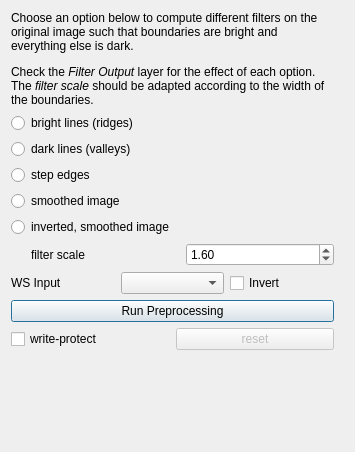
The window that ilastik/workflows/carving/preprocessingDrawer.ui (ilastik/ilastik) describes before a commit, drawn with Qt 5.
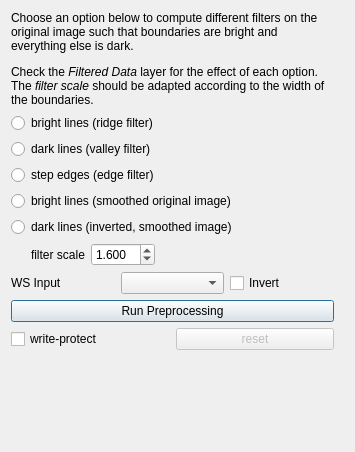
The same window after the commit. Icons and pictures are not drawn.

Commit message: improve carving gui (together with Ulli)

Diff of the .ui file:
```diff
--- a/ilastik/workflows/carving/preprocessingDrawer.ui
+++ b/ilastik/workflows/carving/preprocessingDrawer.ui
@@ -46,7 +46,7 @@
         </sizepolicy>
        </property>
        <property name="text">
-        <string>&lt;html&gt;&lt;head/&gt;&lt;body&gt;&lt;p&gt;Choose an option below to compute different filters on the original image such that boundaries are bright and everything else is dark.&lt;/p&gt;&lt;p&gt;Check the &lt;span style=&quot; font-style:italic;&quot;&gt;Filter Output &lt;/span&gt;layer for the effect of each option. The &lt;span style=&quot; font-style:italic;&quot;&gt;filter scale&lt;/span&gt; should be adapted according to the width of the boundaries.&lt;/p&gt;&lt;/body&gt;&lt;/html&gt;</string>
+        <string>&lt;html&gt;&lt;head/&gt;&lt;body&gt;&lt;p&gt;Choose an option below to compute different filters on the original image such that boundaries are bright and everything else is dark.&lt;/p&gt;&lt;p&gt;Check the &lt;span style=&quot; font-style:italic;&quot;&gt;Filtered Data &lt;/span&gt;layer for the effect of each option. The &lt;span style=&quot; font-style:italic;&quot;&gt;filter scale&lt;/span&gt; should be adapted according to the width of the boundaries.&lt;/p&gt;&lt;/body&gt;&lt;/html&gt;</string>
        </property>
        <property name="wordWrap">
         <bool>true</bool>
@@ -59,7 +59,7 @@
         <string>Boundaries appear as &lt;b&gt;thin bright lines&lt;/b&gt; in the image, separating dark background on one side from dark background on the other side.&lt;br&gt;&lt;br&gt;This will compute the Hessian (matrix of 2nd derivatives) and compute the largest eigenvalue (a high value then corresponds to high curvature in the image)</string>
        </property>
        <property name="text">
-        <string>bright lines (ridges)</string>
+        <string>bright lines (ridge filter)</string>
        </property>
       </widget>
      </item>
@@ -69,7 +69,7 @@
         <string>Boundaries appear as &lt;b&gt;thin dark lines&lt;/b&gt; in the image, separating bright background on one side from bright background on the other side.&lt;br&gt;&lt;br&gt;This will invert the image, then compute the Hessian (matrix of 2nd derivatives) and compute the largest eigenvalue (a high value then corresponds to high curvature in the image)</string>
        </property>
        <property name="text">
-        <string>dark lines (valleys)</string>
+        <string>dark lines (valley filter)</string>
        </property>
       </widget>
      </item>
@@ -79,7 +79,7 @@
         <string>Boundaries appear in the image as &lt;b&gt;transitions&lt;/b&gt; from bright to dark or dark to bright.&lt;br&gt;&lt;br&gt;This will compute the gradient of the original image.</string>
        </property>
        <property name="text">
-        <string>step edges</string>
+        <string>step edges (edge filter)</string>
        </property>
       </widget>
      </item>
@@ -89,7 +89,7 @@
         <string>This setting assumes that boundaries in the original image are bright lines separating dark background.</string>
        </property>
        <property name="text">
-        <string>smoothed image</string>
+        <string>bright lines (smoothed original image)</string>
        </property>
       </widget>
      </item>
@@ -99,7 +99,7 @@
         <string>This setting assumes that boundaries in the original image are dark lines separating bright background.</string>
        </property>
        <property name="text">
-        <string>inverted, smoothed image</string>
+        <string>dark lines (inverted, smoothed image)</string>
        </property>
       </widget>
      </item>
@@ -133,6 +133,9 @@
          <property name="locale">
           <locale language="English" country="UnitedStates"/>
          </property>
+         <property name="decimals">
+          <number>3</number>
+         </property>
          <property name="singleStep">
           <double>0.100000000000000</double>
          </property>
@@ -141,6 +144,19 @@
          </property>
         </widget>
        </item>
+       <item>
+        <spacer name="horizontalSpacer_2">
+         <property name="orientation">
+          <enum>Qt::Horizontal</enum>
+         </property>
+         <property name="sizeHint" stdset="0">
+          <size>
+           <width>40</width>
+           <height>20</height>
+          </size>
+         </property>
+        </spacer>
+       </item>
       </layout>
      </item>
      <item>
```
The commit also changes 3 other files.
